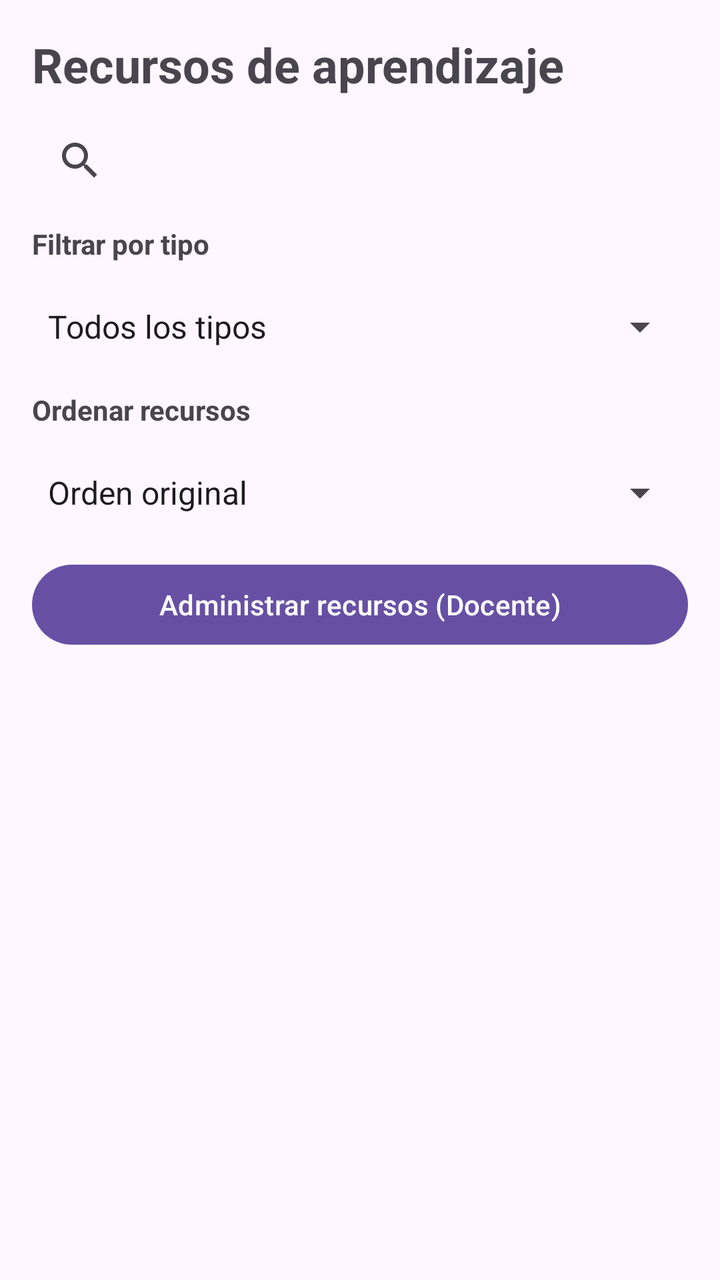
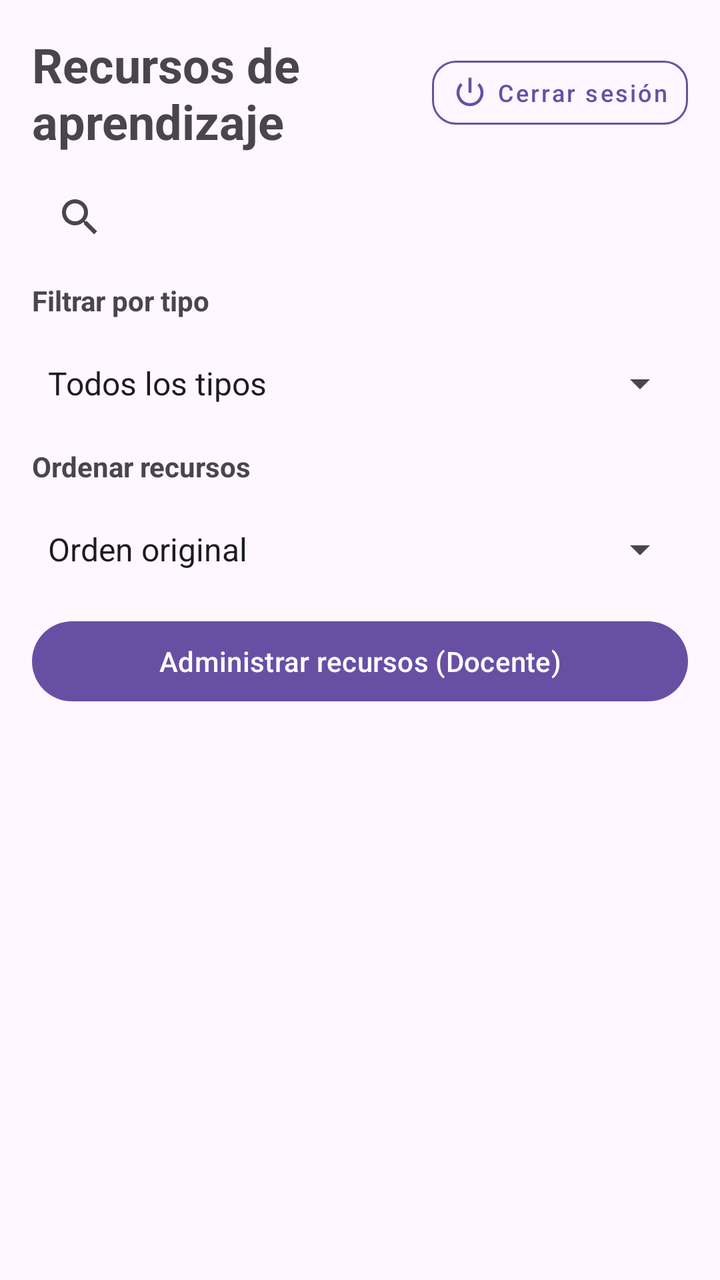

Screens rendered from an Android XML layout before and after an edit, with the pre-edit source and the edit as a unified diff.
<!-- AndroidManifest.xml: application theme Theme.AprendeApp -->
<!-- res/layout/activity_main.xml -->
<?xml version="1.0" encoding="utf-8"?>
<LinearLayout
    xmlns:android="http://schemas.android.com/apk/res/android"
    xmlns:tools="http://schemas.android.com/tools"
    android:layout_width="match_parent"
    android:layout_height="match_parent"
    android:orientation="vertical"
    android:padding="16dp"
    tools:context=".MainActivity">

    <TextView
        android:id="@+id/tvEncabezado"
        android:layout_width="match_parent"
        android:layout_height="wrap_content"
        android:text="@string/resources_title"
        android:textSize="24sp"
        android:textStyle="bold" />

    <androidx.appcompat.widget.SearchView
        android:id="@+id/searchRecursos"
        android:layout_width="match_parent"
        android:layout_height="wrap_content"
        android:layout_marginTop="8dp"
        android:iconifiedByDefault="false"
        android:queryHint="@string/search_resources_hint" />

    <TextView
        android:layout_width="match_parent"
        android:layout_height="wrap_content"
        android:layout_marginTop="8dp"
        android:text="@string/filter_type_label"
        android:textStyle="bold" />

    <Spinner
        android:id="@+id/spFiltroTipo"
        android:layout_width="match_parent"
        android:layout_height="48dp"
        android:minHeight="48dp"
        android:layout_marginTop="8dp"
        android:entries="@array/resource_type_filters" />

    <TextView
        android:layout_width="match_parent"
        android:layout_height="wrap_content"
        android:layout_marginTop="8dp"
        android:text="@string/sort_resources_label"
        android:textStyle="bold" />

    <Spinner
        android:id="@+id/spOrden"
        android:layout_width="match_parent"
        android:layout_height="48dp"
        android:minHeight="48dp"
        android:layout_marginTop="8dp"
        android:entries="@array/resource_sort_options" />

    <com.google.android.material.button.MaterialButton
        android:id="@+id/btnAdministrarRecursos"
        android:layout_width="match_parent"
        android:layout_height="wrap_content"
        android:layout_marginTop="8dp"
        android:text="@string/open_teacher_management" />

    <ProgressBar
        android:id="@+id/progressBar"
        style="?android:attr/progressBarStyle"
        android:layout_width="wrap_content"
        android:layout_height="wrap_content"
        android:layout_gravity="center_horizontal"
        android:layout_marginTop="12dp"
        android:visibility="gone" />

    <TextView
        android:id="@+id/tvEstado"
        android:layout_width="match_parent"
        android:layout_height="wrap_content"
        android:layout_marginTop="12dp"
        android:gravity="center"
        android:text="@string/loading_resources"
        android:textSize="16sp"
        android:visibility="gone" />

    <androidx.recyclerview.widget.RecyclerView
        android:id="@+id/rvRecursos"
        android:layout_width="match_parent"
        android:layout_height="0dp"
        android:layout_marginTop="12dp"
        android:layout_weight="1"
        android:clipToPadding="false"
        android:paddingBottom="8dp"
        tools:listitem="@layout/item_recurso" />

</LinearLayout>
<!-- res/layout/item_recurso.xml (included above) -->
<?xml version="1.0" encoding="utf-8"?>
<com.google.android.material.card.MaterialCardView
    xmlns:android="http://schemas.android.com/apk/res/android"
    xmlns:app="http://schemas.android.com/apk/res-auto"
    android:id="@+id/cardRecurso"
    android:layout_width="match_parent"
    android:layout_height="wrap_content"
    android:layout_marginBottom="12dp"
    app:cardCornerRadius="12dp"
    app:cardElevation="3dp"
    app:strokeWidth="1dp">

    <LinearLayout
        android:layout_width="match_parent"
        android:layout_height="wrap_content"
        android:orientation="vertical"
        android:padding="12dp">

        <ImageView
            android:id="@+id/ivImagen"
            android:layout_width="match_parent"
            android:layout_height="170dp"
            android:contentDescription="@string/resource_image_description"
            android:scaleType="centerCrop"
            android:src="@android:drawable/ic_menu_gallery" />

        <TextView
            android:id="@+id/tvTitulo"
            android:layout_width="match_parent"
            android:layout_height="wrap_content"
            android:layout_marginTop="12dp"
            android:textAppearance="?attr/textAppearanceTitleMedium"
            android:textStyle="bold" />

        <TextView
            android:id="@+id/tvTipo"
            android:layout_width="match_parent"
            android:layout_height="wrap_content"
            android:layout_marginTop="4dp"
            android:textColor="?attr/colorPrimary"
            android:textSize="14sp" />

        <TextView
            android:id="@+id/tvDescripcion"
            android:layout_width="match_parent"
            android:layout_height="wrap_content"
            android:layout_marginTop="8dp"
            android:textSize="14sp" />

        <com.google.android.material.button.MaterialButton
            android:id="@+id/btnEnlace"
            android:layout_width="match_parent"
            android:layout_height="wrap_content"
            android:layout_marginTop="8dp"
            android:text="@string/open_resource" />

    </LinearLayout>

</com.google.android.material.card.MaterialCardView>
<!-- resources referenced by this layout -->
<resources>
  <string-array name="resource_sort_options">
          <item>Orden original</item>
          <item>Título A-Z</item>
          <item>Título Z-A</item>
          <item>Tipo</item>
      </string-array>
  <string-array name="resource_type_filters">
          <item>Todos los tipos</item>
          <item>Libro</item>
          <item>Video</item>
          <item>Artículo</item>
      </string-array>
  <string name="filter_type_label">Filtrar por tipo</string>
  <string name="loading_resources">Cargando recursos educativos...</string>
  <string name="open_resource">Abrir recurso</string>
  <string name="open_teacher_management">Administrar recursos (Docente)</string>
  <string name="resource_image_description">Imagen del recurso educativo</string>
  <string name="resources_title">Recursos de aprendizaje</string>
  <string name="search_resources_hint">Buscar por ID, título o tipo...</string>
  <string name="sort_resources_label">Ordenar recursos</string>
  <style name="Theme.AprendeApp" parent="Base.Theme.AprendeApp" />
  <style name="Base.Theme.AprendeApp" parent="Theme.Material3.DayNight.NoActionBar">
          
          
      </style>
</resources>

<!-- the commit's change to res/layout/activity_main.xml (unified diff, before → after) -->
@@ -1,6 +1,6 @@
-<?xml version="1.0" encoding="utf-8"?>
 <LinearLayout
     xmlns:android="http://schemas.android.com/apk/res/android"
+    xmlns:app="http://schemas.android.com/apk/res-auto"
     xmlns:tools="http://schemas.android.com/tools"
     android:layout_width="match_parent"
     android:layout_height="match_parent"
@@ -8,14 +8,46 @@
     android:padding="16dp"
     tools:context=".MainActivity">
 
-    <TextView
-        android:id="@+id/tvEncabezado"
+    
+    <LinearLayout
         android:layout_width="match_parent"
         android:layout_height="wrap_content"
-        android:text="@string/resources_title"
-        android:textSize="24sp"
-        android:textStyle="bold" />
+        android:gravity="center_vertical"
+        android:orientation="horizontal">
 
+        <TextView
+            android:id="@+id/tvEncabezado"
+            android:layout_width="0dp"
+            android:layout_height="wrap_content"
+            android:layout_weight="1"
+            android:text="@string/resources_title"
+            android:textSize="24sp"
+            android:textStyle="bold" />
+
+        <com.google.android.material.button.MaterialButton
+            android:id="@+id/btnCerrarSesion"
+            style="@style/Widget.MaterialComponents.Button.OutlinedButton"
+            android:layout_width="wrap_content"
+            android:layout_height="44dp"
+            android:minWidth="0dp"
+            android:minHeight="44dp"
+            android:paddingStart="10dp"
+            android:paddingEnd="10dp"
+            android:text="@string/logout"
+            android:textAllCaps="false"
+            android:textSize="12sp"
+            android:textColor="?attr/colorPrimary"
+            app:cornerRadius="12dp"
+            app:strokeColor="?attr/colorPrimary"
+            app:strokeWidth="1dp"
+            app:icon="@android:drawable/ic_lock_power_off"
+            app:iconTint="?attr/colorPrimary"
+            app:iconPadding="4dp"
+            app:iconGravity="textStart" />
+
+    </LinearLayout>
+
+    
     <androidx.appcompat.widget.SearchView
         android:id="@+id/searchRecursos"
         android:layout_width="match_parent"
@@ -24,6 +56,7 @@
         android:iconifiedByDefault="false"
         android:queryHint="@string/search_resources_hint" />
 
+    
     <TextView
         android:layout_width="match_parent"
         android:layout_height="wrap_content"
@@ -39,6 +72,7 @@
         android:layout_marginTop="8dp"
         android:entries="@array/resource_type_filters" />
 
+    
     <TextView
         android:layout_width="match_parent"
         android:layout_height="wrap_content"
@@ -54,6 +88,7 @@
         android:layout_marginTop="8dp"
         android:entries="@array/resource_sort_options" />
 
+    
     <com.google.android.material.button.MaterialButton
         android:id="@+id/btnAdministrarRecursos"
         android:layout_width="match_parent"
@@ -61,6 +96,7 @@
         android:layout_marginTop="8dp"
         android:text="@string/open_teacher_management" />
 
+    
     <ProgressBar
         android:id="@+id/progressBar"
         style="?android:attr/progressBarStyle"
@@ -70,6 +106,7 @@
         android:layout_marginTop="12dp"
         android:visibility="gone" />
 
+    
     <TextView
         android:id="@+id/tvEstado"
         android:layout_width="match_parent"
@@ -80,6 +117,7 @@
         android:textSize="16sp"
         android:visibility="gone" />
 
+    
     <androidx.recyclerview.widget.RecyclerView
         android:id="@+id/rvRecursos"
         android:layout_width="match_parent"
<!-- resource entries referenced after the edit -->
@@ -14,6 +14,7 @@
       </string-array>
   <string name="filter_type_label">Filtrar por tipo</string>
   <string name="loading_resources">Cargando recursos educativos...</string>
+  <string name="logout">Cerrar sesión</string>
   <string name="open_resource">Abrir recurso</string>
   <string name="open_teacher_management">Administrar recursos (Docente)</string>
   <string name="resource_image_description">Imagen del recurso educativo</string>
